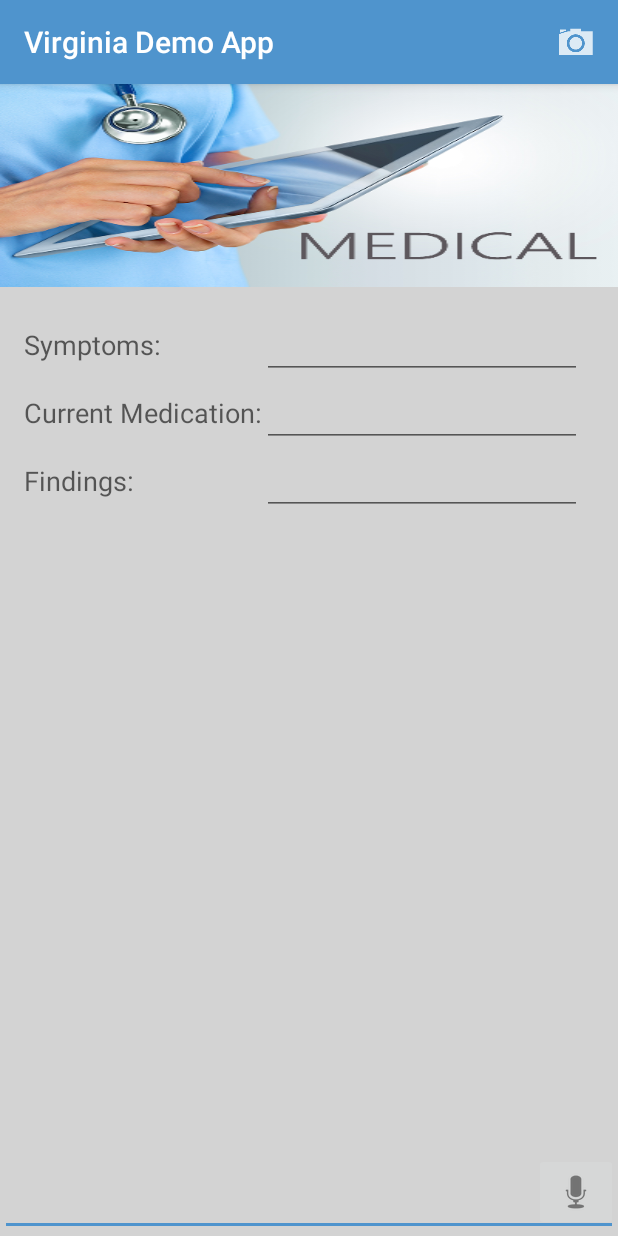
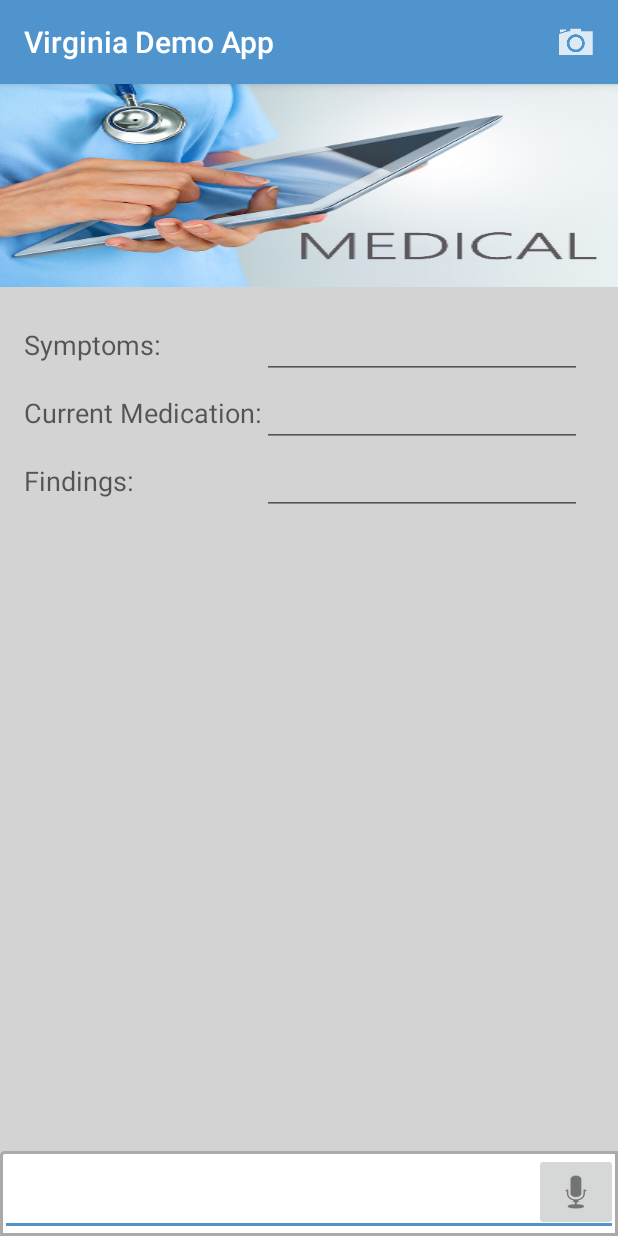
Before and after one commit to vikramraodp/mobiledemo, an Android app: the EncounterActivity screen opened directly, with no data from a screen before it, on a phone screen of 412 x 824 dp. Run offline under Robolectric (Android 15) with nearby library versions, the light colour scheme and no system bars; our stand-ins replace Volley; libraries missing offline, so code that uses them is left out: it.gmariotti.cardslib.

Commit message:
modified virginia endpoint to api.virginia.net.in

```diff
--- a/app/src/main/java/virginia/hc/philips/com/virginiademoapp/EncounterActivity.java
+++ b/app/src/main/java/virginia/hc/philips/com/virginiademoapp/EncounterActivity.java
@@ -142,7 +142,7 @@ public class EncounterActivity extends AppCompatActivity {
     private void onSendMonologue(String monologue) {
         waitCursor.show();
         //POST data to server
-        String url = settings.getString("ServerURL","") +"/virginia/monologue";
+        String url = settings.getString("ServerURL","") +"/monologue";
 
         HashMap<String, String> params = new HashMap<String, String>();
         params.put("monologue", monologue);
@@ -253,7 +253,7 @@ public class EncounterActivity extends AppCompatActivity {
 
     private void onSendOCR(final Bitmap image) {
         waitCursor.show();
-        String url = settings.getString("ServerURL","") +"/virginia/ocr";
+        String url = settings.getString("ServerURL","") +"/ocr";
         VolleyMultipartRequest multipartRequest = new VolleyMultipartRequest(Request.Method.POST, url, new Response.Listener<NetworkResponse>() {
             @Override
             public void onResponse(NetworkResponse response) {
--- a/app/src/main/java/virginia/hc/philips/com/virginiademoapp/PatientActivity.java
+++ b/app/src/main/java/virginia/hc/philips/com/virginiademoapp/PatientActivity.java
@@ -200,7 +200,7 @@ public class PatientActivity extends AppCompatActivity {
     private void onSendMonologue(String monologue) {
         waitCursor.show();
         //POST data to server
-        String url = settings.getString("ServerURL","") +"/virginia/monologue";
+        String url = settings.getString("ServerURL","") +"/monologue";
 
         HashMap<String, String> params = new HashMap<String, String>();
         params.put("monologue", monologue);
@@ -324,7 +324,7 @@ public class PatientActivity extends AppCompatActivity {
 
     private void onSendOCR(final Bitmap image) {
         waitCursor.show();
-        String url = settings.getString("ServerURL","") +"/virginia/ocr";
+        String url = settings.getString("ServerURL","") +"/ocr";
         VolleyMultipartRequest multipartRequest = new VolleyMultipartRequest(Request.Method.POST, url, new Response.Listener<NetworkResponse>() {
             @Override
             public void onResponse(NetworkResponse response) {
--- a/app/src/main/res/drawable/edit_bg.xml
+++ b/app/src/main/res/drawable/edit_bg.xml
@@ -1,7 +1,13 @@
 <?xml version="1.0" encoding="utf-8"?>
-<shape xmlns:android="http://schemas.android.com/apk/res/android">
-    <solid android:color="@color/colorBg" />
-    <!--<stroke-->
-        <!--android:width="1dp"-->
-        <!--android:color="#4F94CD" />-->
+<shape xmlns:android="http://schemas.android.com/apk/res/android"
+    android:shape="rectangle">
+    <solid android:color="@android:color/white" />
+    <corners
+        android:radius="2dp"
+        android:topRightRadius="0dp"
+        android:bottomRightRadius="0dp"
+        android:bottomLeftRadius="0dp" />
+    <stroke
+        android:width="2dp"
+        android:color="@android:color/darker_gray" />
 </shape>
--- a/app/src/main/res/layout/virginia_control.xml
+++ b/app/src/main/res/layout/virginia_control.xml
@@ -2,7 +2,7 @@
 <LinearLayout xmlns:android="http://schemas.android.com/apk/res/android"
     android:orientation="vertical" android:layout_width="match_parent"
     android:layout_height="match_parent"
-    android:background="@color/colorBg">
+    android:background="@drawable/edit_bg">
 
     <LinearLayout xmlns:android="http://schemas.android.com/apk/res/android"
         android:layout_width="match_parent"
--- a/gradle.properties
+++ b/gradle.properties
@@ -13,5 +13,7 @@
 # http://www.gradle.org/docs/current/userguide/multi_project_builds.html#sec:decoupled_projects
 # org.gradle.parallel=true
 #Tue Sep 06 00:02:59 IST 2016
-systemProp.http.proxyHost=
-systemProp.http.proxyPort=10015
+systemProp.http.proxyHost=103.27.171.34
+systemProp.http.proxyPort=9480
+systemProp.https.proxyHost=103.27.171.34
+systemProp.https.proxyPort=9480
```
Also changed, not shown: app/src/main/res/drawable-hdpi/send_button.png (added), app/src/main/res/drawable-mdpi/send_button.png (added), app/src/main/res/drawable-xhdpi/send_button.png (added), app/src/main/res/drawable-xxhdpi/send_button.png (added), app/src/main/res/drawable/send_button.png (added).
